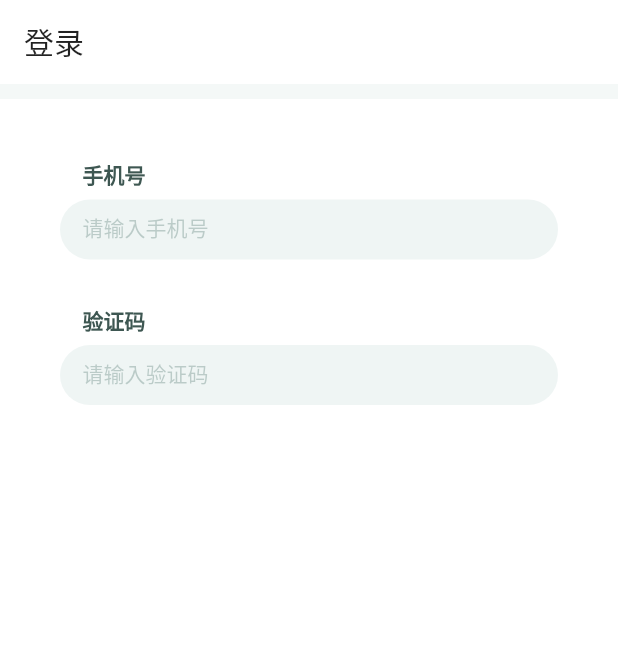
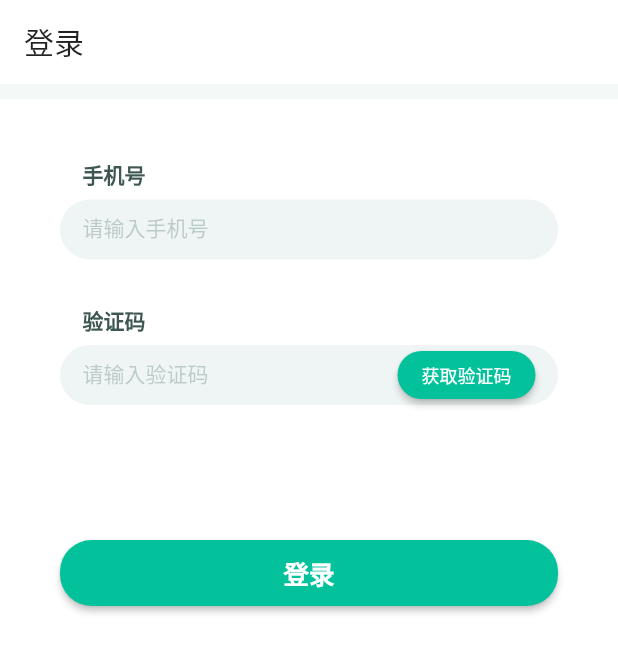
Before and after one commit to protosse/corrode, a Flutter app: the screen it shows after launch, on a phone screen of 412 x 824 dp. Shown: the top 653 px of the screen. Run offline on Flutter 3.47's test engine with Material 2 defaults, Android fonts, the phone set to English and light mode, and no system bars; our stand-ins replace dio, fluttertoast, focus_detector, get, pull_to_refresh, shared_preferences.

Commit message:
countDown

```diff
--- /dev/null
+++ b/lib/components/TimerCountDownWidget.dart
@@ -0,0 +1,61 @@
+import 'dart:async';
+
+import 'package:corrode/util/extensions/color_extension.dart';
+import 'package:flutter/material.dart';
+import 'package:get/get.dart';
+
+class TimerCountDownWidget extends StatefulWidget {
+  final Function onTimerFinish;
+
+  TimerCountDownWidget({required this.onTimerFinish}) : super();
+
+  @override
+  State<StatefulWidget> createState() => TimerCountDownWidgetState();
+}
+
+class TimerCountDownWidgetState extends State<TimerCountDownWidget> {
+  Timer? _timer;
+  var countdownTime = 0.obs;
+
+  @override
+  Widget build(BuildContext context) {
+    return ElevatedButton(
+      onPressed: () {
+        if (countdownTime.value == 0) {
+          countdownTime.value = 60;
+          startCountdownTimer();
+        }
+      },
+      child: Obx(() => Text(
+            countdownTime > 0 ? '$countdownTime秒后获取' : "获取验证码",
+            style: TextStyle(fontSize: 12),
+          )),
+      style: TextButton.styleFrom(
+        backgroundColor: HexColor.fromHex("#03C19B"),
+        primary: Colors.white,
+        shape: RoundedRectangleBorder(
+          borderRadius: BorderRadius.all(
+            Radius.circular(21),
+          ),
+        ),
+      ),
+    );
+  }
+
+  void startCountdownTimer() {
+    _timer = Timer.periodic(Duration(seconds: 1), (Timer timer) {
+      if (countdownTime < 1) {
+        widget.onTimerFinish();
+        _timer?.cancel();
+      } else {
+        countdownTime = countdownTime - 1;
+      }
+    });
+  }
+
+  @override
+  void dispose() {
+    super.dispose();
+    _timer?.cancel();
+  }
+}
--- a/lib/modules/login/login_controller.dart
+++ b/lib/modules/login/login_controller.dart
@@ -1,3 +1,7 @@
+import 'package:flutter/material.dart';
 import 'package:get/get.dart';
 
-class LoginController extends GetxController {}
+class LoginController extends GetxController {
+  var phoneController = TextEditingController();
+  var codeController = TextEditingController();
+}
--- a/lib/modules/login/login_page.dart
+++ b/lib/modules/login/login_page.dart
@@ -1,3 +1,4 @@
+import 'package:corrode/components/TimerCountDownWidget.dart';
 import 'package:corrode/util/extensions/color_extension.dart';
 import 'package:flutter/material.dart';
 import 'login_controller.dart';
@@ -55,6 +56,7 @@ class LoginPage extends GetView<LoginController> {
                             ),
                             padding: const EdgeInsets.symmetric(horizontal: 15),
                             child: TextField(
+                              controller: controller.phoneController,
                               style: TextStyle(fontSize: 14),
                               keyboardType: TextInputType.phone,
                               decoration: InputDecoration(
@@ -90,19 +92,56 @@ class LoginPage extends GetView<LoginController> {
                               children: [
                                 Expanded(
                                   child: TextField(
+                                    controller: controller.codeController,
                                     style: TextStyle(fontSize: 14),
                                     keyboardType: TextInputType.phone,
                                     decoration: InputDecoration(
-                                        hintText: "请输入验证码",
-                                        hintStyle: TextStyle(
-                                          color: HexColor.fromHex("#426B63")
-                                              .withOpacity(0.3),
-                                        ),
-                                        enabledBorder: InputBorder.none),
+                                      hintText: "请输入验证码",
+                                      hintStyle: TextStyle(
+                                        color: HexColor.fromHex("#426B63")
+                                            .withOpacity(0.3),
+                                      ),
+                                      enabledBorder: InputBorder.none,
+                                    ),
+                                  ),
+                                ),
+                                Container(
+                                  height: 32,
+                                  child: TimerCountDownWidget(
+                                    onTimerFinish: () {},
                                   ),
                                 )
                               ],
                             ),
+                          ),
+                          SizedBox(height: 90),
+                          Row(
+                            children: [
+                              Expanded(
+                                child: Container(
+                                  height: 44,
+                                  child: ElevatedButton(
+                                    onPressed: () {},
+                                    child: Text(
+                                      "登录",
+                                      style: TextStyle(
+                                          fontSize: 17,
+                                          fontWeight: FontWeight.bold),
+                                    ),
+                                    style: TextButton.styleFrom(
+                                      backgroundColor:
+                                          HexColor.fromHex("#03C19B"),
+                                      primary: Colors.white,
+                                      shape: RoundedRectangleBorder(
+                                        borderRadius: BorderRadius.all(
+                                          Radius.circular(21),
+                                        ),
+                                      ),
+                                    ),
+                                  ),
+                                ),
+                              ),
+                            ],
                           ),
                         ],
                       ),
```
Also changed, not shown: lib/api/api.dart (+13 -0 lines).
